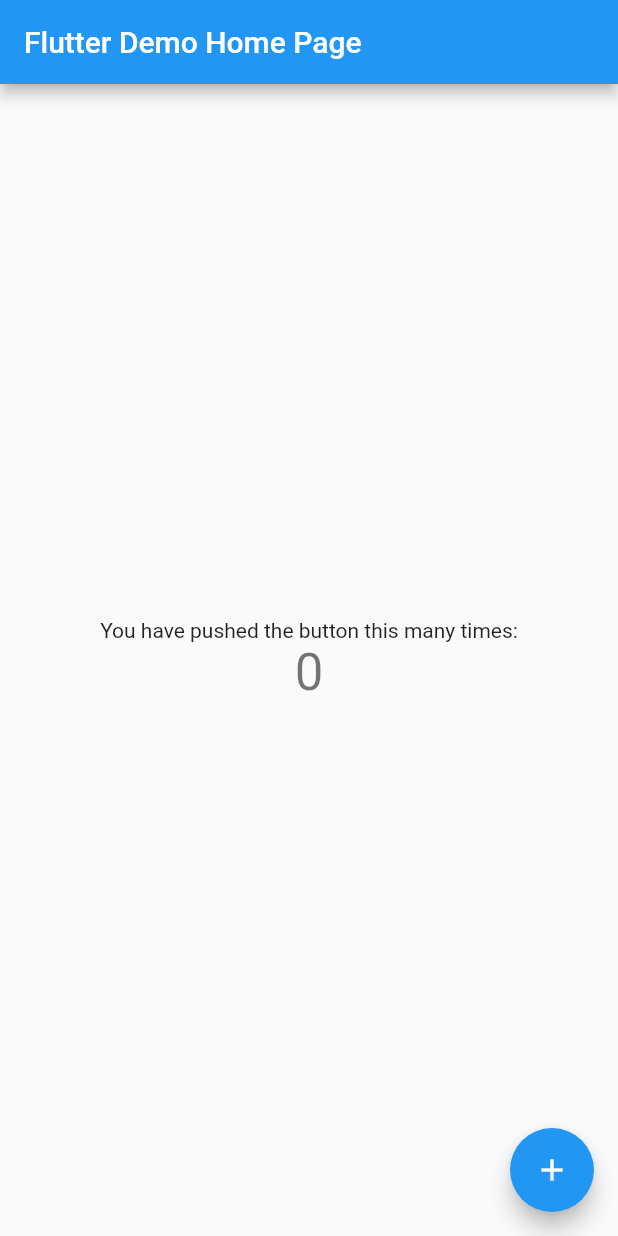
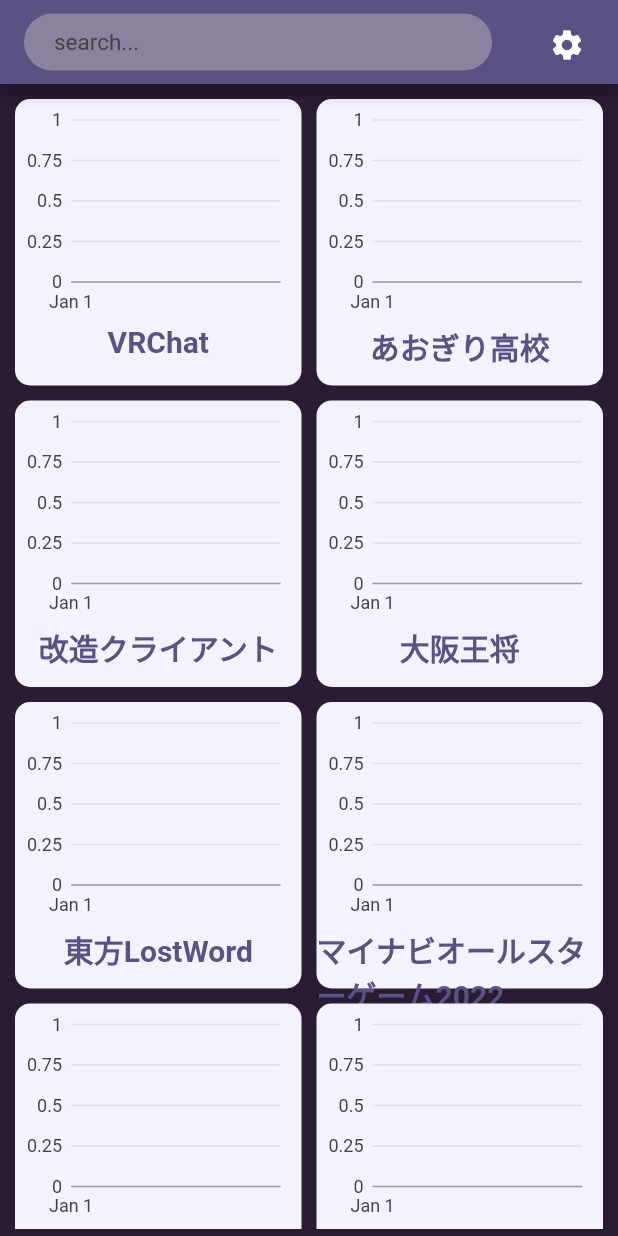
Before and after one commit to Koyo-PC/trendiverse-app, a Flutter app: the screen it shows after launch, on a phone screen of 412 x 824 dp. Run offline on Flutter 3.47's test engine with Material 2 defaults, Android fonts, the phone set to English and light mode, and no system bars; our stand-ins replace charts_flutter, hooks_riverpod.

Commit message:
Setup Home

```diff
--- a/lib/main.dart
+++ b/lib/main.dart
@@ -1,5 +1,7 @@
 import 'package:flutter/material.dart';
 import 'package:hooks_riverpod/hooks_riverpod.dart';
+
+import './page/HomePage.dart';
 
 void main() {
   runApp(const ProviderScope(child: TrenDiverseApp()));
@@ -10,59 +12,17 @@ class TrenDiverseApp extends StatelessWidget {
 
   @override
   Widget build(BuildContext context) {
+    print(Theme.of(context).backgroundColor.blue);
     return MaterialApp(
       title: 'TrenDiverse',
       theme: ThemeData(
-        primarySwatch: Colors.blue,
+        brightness: Brightness.dark,
+        primaryColor: Color.fromRGBO(90, 82, 131, 1),
+        backgroundColor: Color.fromRGBO(42, 28, 52, 1),
+        canvasColor: Color.fromRGBO(244, 242, 255, 1),
+        unselectedWidgetColor: Color.fromRGBO(139, 130, 159, 1),
       ),
-      home: const TrenDiverseHome(title: 'Flutter Demo Home Page'),
+      home: const HomePage()
     );
   }
 }
-
-class TrenDiverseHome extends StatefulWidget {
-  const TrenDiverseHome({Key? key, required this.title}) : super(key: key);
-
-  final String title;
-
-  @override
-  State<TrenDiverseHome> createState() => _TrenDiverseHomeState();
-}
-
-class _TrenDiverseHomeState extends State<TrenDiverseHome> {
-  int _counter = 0;
-
-  void _incrementCounter() {
-    setState(() {
-      _counter++;
-    });
-  }
-
-  @override
-  Widget build(BuildContext context) {
-    return Scaffold(
-      appBar: AppBar(
-        title: Text(widget.title),
-      ),
-      body: Center(
-        child: Column(
-          mainAxisAlignment: MainAxisAlignment.center,
-          children: <Widget>[
-            const Text(
-              'You have pushed the button this many times:',
-            ),
-            Text(
-              '$_counter',
-              style: Theme.of(context).textTheme.headline4,
-            ),
-          ],
-        ),
-      ),
-      floatingActionButton: FloatingActionButton(
-        onPressed: _incrementCounter,
-        tooltip: 'Increment',
-        child: const Icon(Icons.add),
-      ), // This trailing comma makes auto-formatting nicer for build methods.
-    );
-  }
-}
--- /dev/null
+++ b/lib/page/HomePage.dart
@@ -0,0 +1,73 @@
+import 'package:flutter/material.dart';
+import '../data/TrendData.dart';
+import '../widgets/TrendTile.dart';
+
+class HomePage extends StatelessWidget {
+  const HomePage({Key? key}) : super(key: key);
+
+  @override
+  Widget build(BuildContext context) {
+    return Scaffold(
+        appBar: AppBar(
+          title: Container(
+            height: 38,
+            child: TextField(
+              style: const TextStyle(fontSize: 15.0, color: Colors.black),
+              cursorHeight: 20,
+              maxLines: 1,
+              decoration: InputDecoration(
+                border: OutlineInputBorder(
+                  borderRadius: BorderRadius.circular(19),
+                ),
+                enabledBorder: OutlineInputBorder(
+                  borderRadius: BorderRadius.circular(19),
+                  borderSide: const BorderSide(
+                    color: Colors.transparent,
+                  ),
+                ),
+                filled: true,
+                hintStyle: TextStyle(color: Colors.grey[800]),
+                hintText: "search...",
+                fillColor: Theme.of(context).unselectedWidgetColor,
+                contentPadding: const EdgeInsets.fromLTRB(20, 5, 20, 5),
+              ),
+            ),
+          ),
+          centerTitle: true,
+          actions: [
+            Container(
+                padding: const EdgeInsets.all(10),
+                child: IconButton(
+                    onPressed: () =>
+                        {FocusScope.of(context).requestFocus(FocusNode())},
+                    // 仮、TextFieldのフォーカスを外す
+                    icon: const Icon(Icons.settings))),
+          ],
+          backgroundColor: Theme.of(context).primaryColor,
+        ),
+        body: Container(
+          padding: const EdgeInsets.all(5.0),
+          decoration: BoxDecoration(
+            color: Theme.of(context).backgroundColor,
+          ),
+          child: GridView.count(
+            scrollDirection: Axis.vertical,
+            crossAxisCount: 2,
+            children: [
+              TrendTile(TrendData("VRChat")),
+              TrendTile(TrendData("あおぎり高校")),
+              TrendTile(TrendData("改造クライアント")),
+              TrendTile(TrendData("大阪王将")),
+              TrendTile(TrendData("東方LostWord")),
+              TrendTile(TrendData("マイナビオールスターゲーム2022")),
+              TrendTile(TrendData("さんま御殿")),
+              TrendTile(TrendData("あなたの霊感レべル")),
+              TrendTile(TrendData("うたコン")),
+              TrendTile(TrendData("a")),
+              TrendTile(TrendData("a")),
+              TrendTile(TrendData("a"))
+            ],
+          ),
+        ));
+  }
+}
--- a/lib/widgets/Glaph.dart
+++ b/lib/widgets/Glaph.dart
@@ -13,7 +13,9 @@ class Glaph extends StatelessWidget {
 
   @override
   Widget build(BuildContext context) {
-    return charts.TimeSeriesChart(
+    return Container(
+      height: 150,
+      child: charts.TimeSeriesChart(
         [
           charts.Series<TrendSnapshot, DateTime>(
             id: 'Twitter',
@@ -31,6 +33,8 @@ class Glaph extends StatelessWidget {
           ),
         ],
         dateTimeFactory: const charts.LocalDateTimeFactory(),
+      ),
     );
+
   }
 }
--- a/lib/widgets/TrendTile.dart
+++ b/lib/widgets/TrendTile.dart
@@ -2,7 +2,7 @@ import 'package:flutter/material.dart';
 import 'Glaph.dart';
 import '../data/TrendData.dart';
 
-class TrendTile extends Card {
+class TrendTile extends StatelessWidget {
   final TrendData _data;
 
   TrendTile(this._data) : super();
@@ -10,10 +10,23 @@ class TrendTile extends Card {
   @override
   Widget build(BuildContext context) {
     return Container(
+      margin: EdgeInsets.all(5.0),
+      height: 200,
+      decoration: BoxDecoration(
+        color: Theme.of(context).canvasColor,
+        borderRadius: BorderRadius.circular(10),
+      ),
       child: Column(
         children: <Widget>[
           Glaph(_data),
-          Text(_data.getName()),
+          Text(
+            _data.getName(),
+            style: TextStyle(
+              fontWeight: FontWeight.bold,
+              fontSize: 20,
+              color: Theme.of(context).primaryColor,
+            ),
+          ),
         ],
       ),
     );
```
Lines whose indentation alone changed are shown as unchanged.
